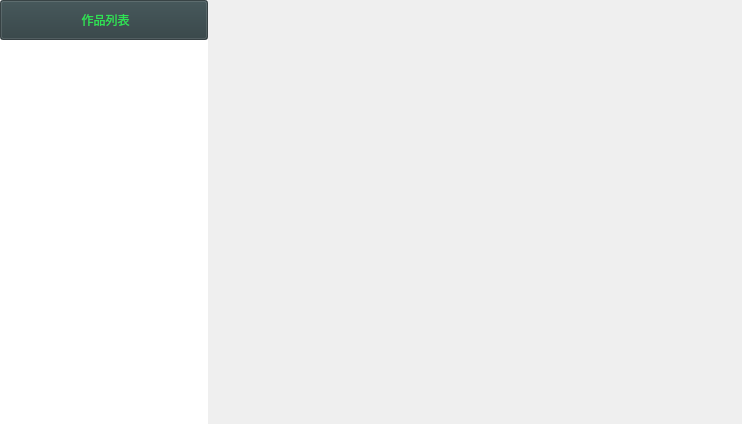
Old version of the form VideoPlayer/creator/mywork/DoneWorks.ui in the repository huizhang556/pc-video-player.
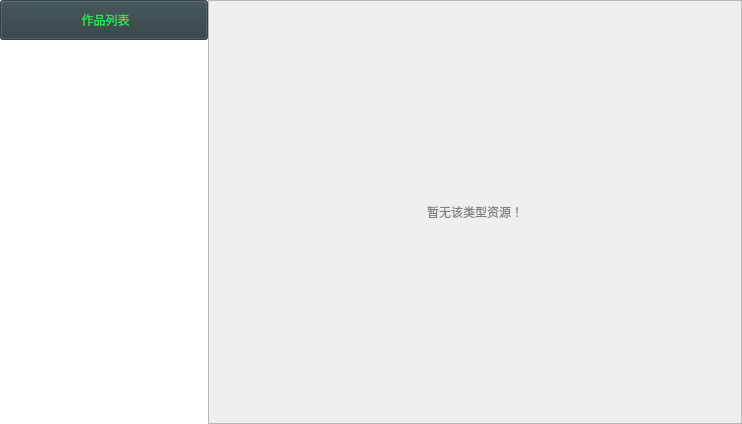
New version of the form. The open tabs and pages were chosen to show the change.

Patch:
```diff
--- a/VideoPlayer/creator/mywork/DoneWorks.ui
+++ b/VideoPlayer/creator/mywork/DoneWorks.ui
@@ -304,6 +304,120 @@
          </item>
         </layout>
        </widget>
+       <widget class="QWidget" name="page_blank">
+        <layout class="QVBoxLayout" name="verticalLayout_2">
+         <property name="spacing">
+          <number>0</number>
+         </property>
+         <property name="leftMargin">
+          <number>0</number>
+         </property>
+         <property name="topMargin">
+          <number>0</number>
+         </property>
+         <property name="rightMargin">
+          <number>0</number>
+         </property>
+         <property name="bottomMargin">
+          <number>0</number>
+         </property>
+         <item>
+          <widget class="QFrame" name="frame_blank">
+           <property name="frameShape">
+            <enum>QFrame::StyledPanel</enum>
+           </property>
+           <property name="frameShadow">
+            <enum>QFrame::Raised</enum>
+           </property>
+           <layout class="QVBoxLayout" name="verticalLayout_3">
+            <item>
+             <spacer name="verticalSpacer">
+              <property name="orientation">
+               <enum>Qt::Vertical</enum>
+              </property>
+              <property name="sizeHint" stdset="0">
+               <size>
+                <width>20</width>
+                <height>161</height>
+               </size>
+              </property>
+             </spacer>
+            </item>
+            <item>
+             <layout class="QHBoxLayout" name="horizontalLayout">
+              <item>
+               <spacer name="horizontalSpacer">
+                <property name="orientation">
+                 <enum>Qt::Horizontal</enum>
+                </property>
+                <property name="sizeHint" stdset="0">
+                 <size>
+                  <width>40</width>
+                  <height>20</height>
+                 </size>
+                </property>
+               </spacer>
+              </item>
+              <item>
+               <widget class="QPushButton" name="pushButton_error">
+                <property name="minimumSize">
+                 <size>
+                  <width>180</width>
+                  <height>60</height>
+                 </size>
+                </property>
+                <property name="maximumSize">
+                 <size>
+                  <width>180</width>
+                  <height>60</height>
+                 </size>
+                </property>
+                <property name="styleSheet">
+                 <string notr="true">QPushButton
+{
+color: gray;
+font: 400 18px &quot;微软雅黑&quot;;
+border: none;
+}</string>
+                </property>
+                <property name="text">
+                 <string>暂无该类型资源！</string>
+                </property>
+               </widget>
+              </item>
+              <item>
+               <spacer name="horizontalSpacer_2">
+                <property name="orientation">
+                 <enum>Qt::Horizontal</enum>
+                </property>
+                <property name="sizeHint" stdset="0">
+                 <size>
+                  <width>40</width>
+                  <height>20</height>
+                 </size>
+                </property>
+               </spacer>
+              </item>
+             </layout>
+            </item>
+            <item>
+             <spacer name="verticalSpacer_2">
+              <property name="orientation">
+               <enum>Qt::Vertical</enum>
+              </property>
+              <property name="sizeHint" stdset="0">
+               <size>
+                <width>20</width>
+                <height>161</height>
+               </size>
+              </property>
+             </spacer>
+            </item>
+           </layout>
+          </widget>
+         </item>
+        </layout>
+       </widget>
       </widget>
      </item>
     </layout>
```
Left out of the diff: 12 changed lines with no effect on the pictures.
